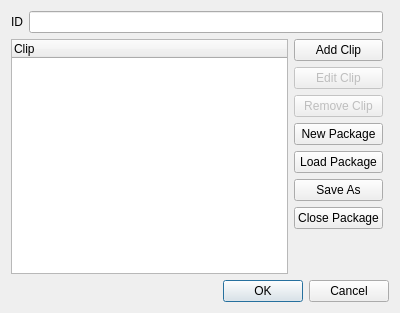
Old version of the form ui/clippackageeditor.ui in the repository tdauth/gustavsfairyland.
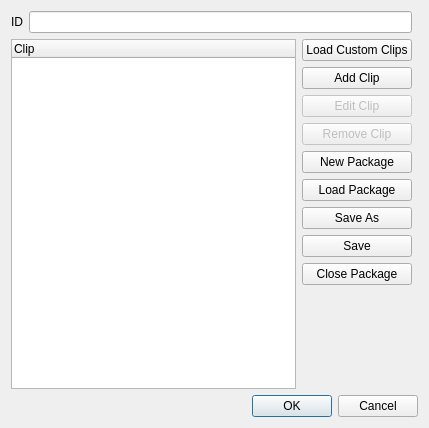
New version of the form.

Commit message: Added save button and load custom clips button

What changed in the file:
```diff
--- a/ui/clippackageeditor.ui
+++ b/ui/clippackageeditor.ui
@@ -6,8 +6,8 @@
    <rect>
     <x>0</x>
     <y>0</y>
-    <width>400</width>
-    <height>313</height>
+    <width>429</width>
+    <height>428</height>
    </rect>
   </property>
   <property name="windowTitle">
@@ -34,6 +34,13 @@
      </item>
      <item>
       <layout class="QVBoxLayout" name="verticalLayout">
+       <item>
+        <widget class="QPushButton" name="loadCustomClipsPackagePushButton">
+         <property name="text">
+          <string>Load Custom Clips</string>
+         </property>
+        </widget>
+       </item>
        <item>
         <widget class="QPushButton" name="addClipPushButton">
          <property name="text">
@@ -82,6 +89,13 @@
          </property>
         </widget>
        </item>
+       <item>
+        <widget class="QPushButton" name="savePushButton">
+         <property name="text">
+          <string>Save</string>
+         </property>
+        </widget>
+       </item>
        <item>
         <widget class="QPushButton" name="closePackagePushButton">
          <property name="text">
```
